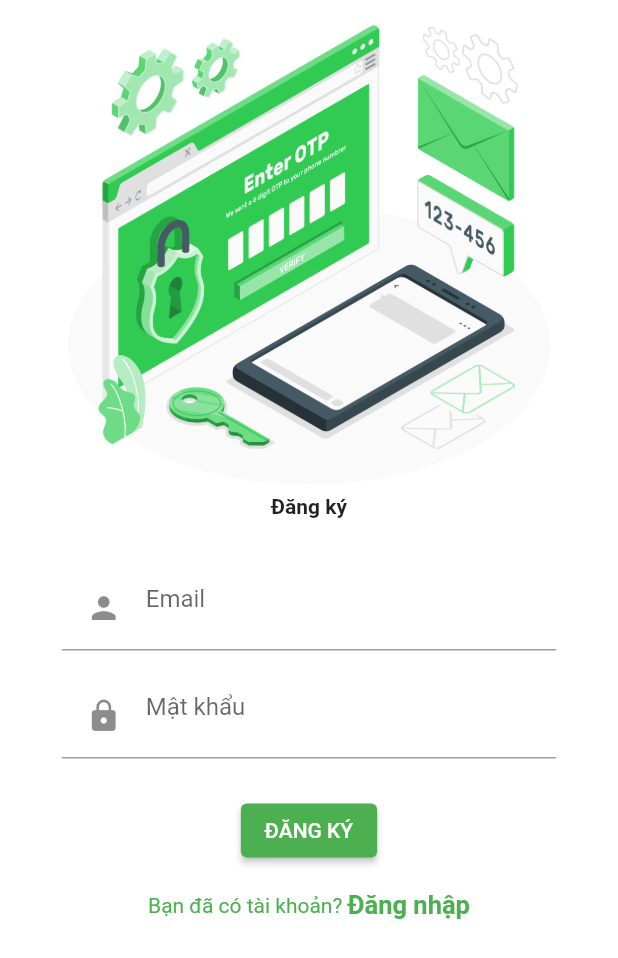
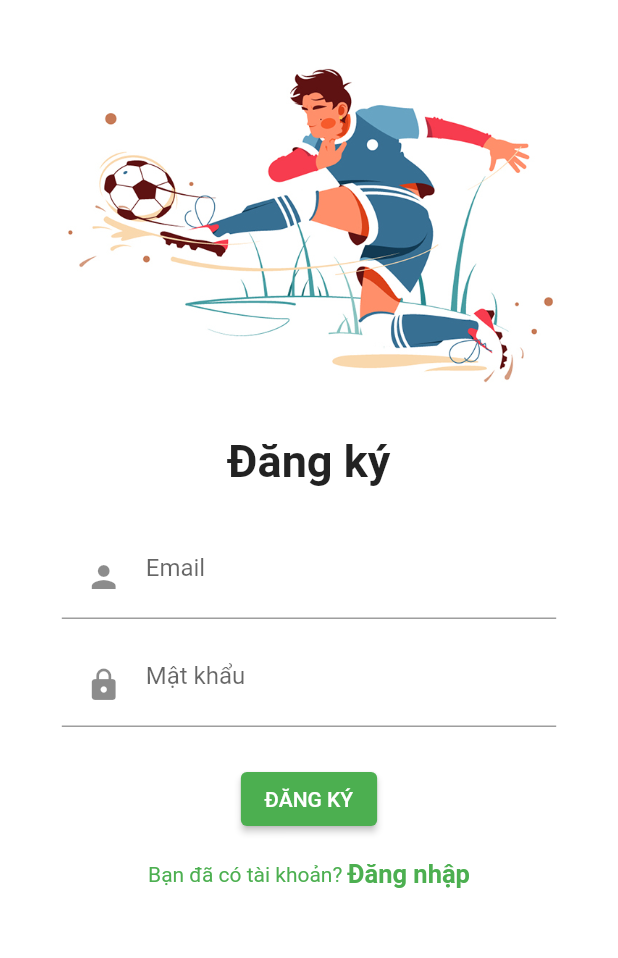
Before and after one commit to ATAnhTuan/HCI-Project-Mobile, a Flutter app: the screen it shows after launch, after a tap on "Đăng ký", on a phone screen of 412 x 824 dp. Shown: the top 958 px of the screen. Run offline on Flutter 3.47's test engine with Material 2 defaults, Android fonts, the phone set to English and light mode, and no system bars; our stand-ins replace flutter_svg, material_color_utilities; missing offline and left inert: dart:ffi.

Commit message:
Đăng ký

```diff
--- a/HCI-Project-Mobile/lib/Screen/Login/components/login_screen_top_image.dart
+++ b/HCI-Project-Mobile/lib/Screen/Login/components/login_screen_top_image.dart
@@ -23,8 +23,9 @@ class LoginScreenTopImage extends StatelessWidget {
           ],
         ),
         Text(
+
           "Đăng nhập",
-          style: TextStyle(fontWeight: FontWeight.bold),
+          style: TextStyle(fontWeight: FontWeight.bold,fontSize: 30),
         ),
         SizedBox(height: defaultPadding * 2),
       ],
--- a/HCI-Project-Mobile/lib/Screen/Signup/components/sign_up_top_image.dart
+++ b/HCI-Project-Mobile/lib/Screen/Signup/components/sign_up_top_image.dart
@@ -15,15 +15,15 @@ class SignUpScreenTopImage extends StatelessWidget {
           children: [
             const Spacer(),
             Expanded(
-              flex:8,
-              child: Image.asset("assets/images/Enter OTP-amico.png"),
+              flex:30,
+              child: Image.asset("assets/images/login.png"),
             ),
             const Spacer(),
           ],
         ),
         Text(
           "Đăng ký",
-          style: TextStyle(fontWeight: FontWeight.bold),
+          style: TextStyle(fontWeight: FontWeight.bold, fontSize: 30),
         ),
         SizedBox(height: defaultPadding * 2),
       ],
```
Also changed, not shown: HCI-Project-Mobile/lib/Screen/Login/LoginScreen.dart (deleted).
